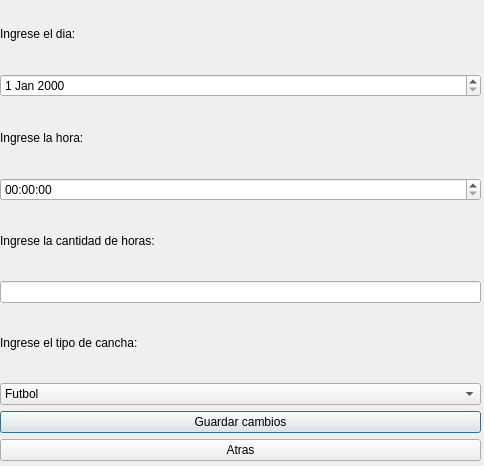
First picture: the form in Proyecto3.ui, repository ezeanello96/BaseDeDatos, before the edit.
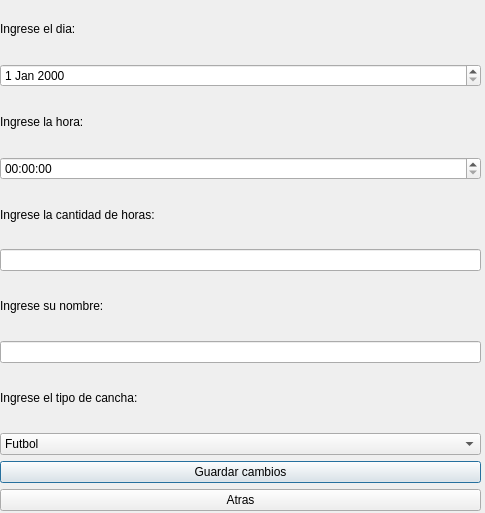
Second picture: the form after the edit.

```diff
--- a/Proyecto3.ui
+++ b/Proyecto3.ui
@@ -6,8 +6,8 @@
    <rect>
     <x>0</x>
     <y>0</y>
-    <width>484</width>
-    <height>466</height>
+    <width>485</width>
+    <height>513</height>
    </rect>
   </property>
   <property name="windowTitle">
@@ -19,7 +19,7 @@
      <x>0</x>
      <y>0</y>
      <width>481</width>
-     <height>461</height>
+     <height>511</height>
     </rect>
    </property>
    <layout class="QVBoxLayout" name="verticalLayout">
@@ -53,6 +53,16 @@
     <item>
      <widget class="QLineEdit" name="lineEdit"/>
     </item>
+    <item>
+     <widget class="QLabel" name="label_6">
+      <property name="text">
+       <string>Ingrese su nombre:</string>
+      </property>
+     </widget>
+    </item>
+    <item>
+     <widget class="QLineEdit" name="txtb_name"/>
+    </item>
     <item>
      <widget class="QLabel" name="label_5">
       <property name="text">
```
